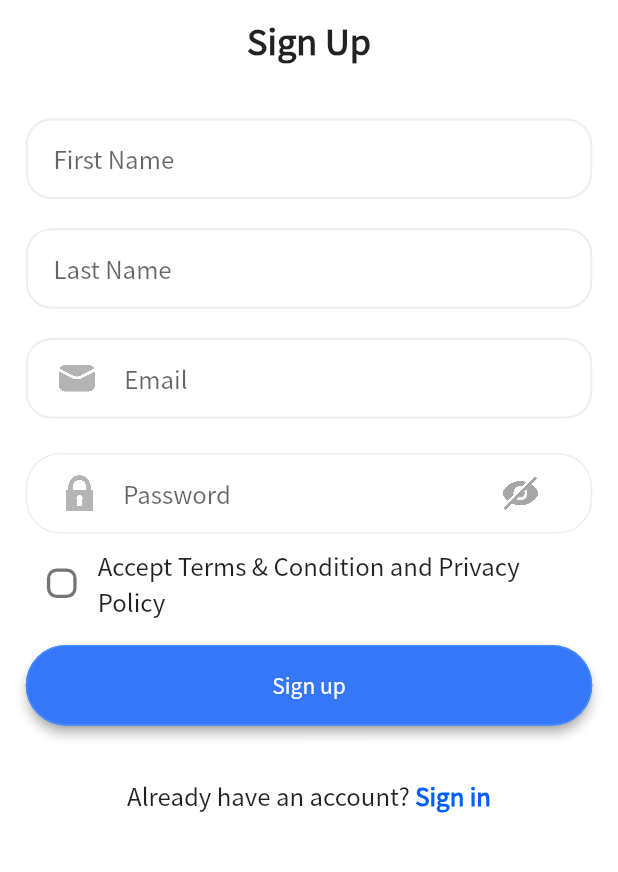
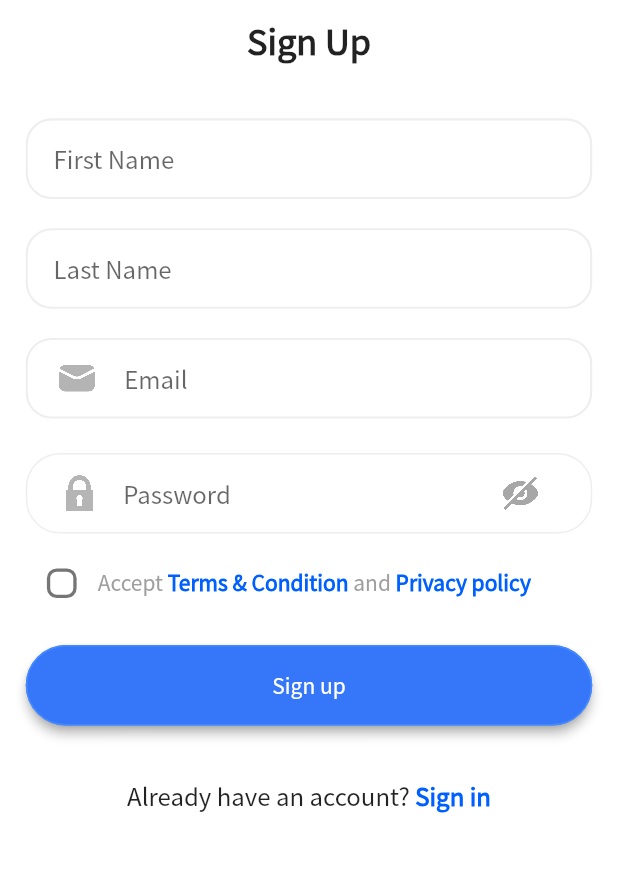
Before and after one commit to YojitSuthar/Medica, a Flutter app: the SignupScreen screen opened by its route, on a phone screen of 412 x 824 dp, the part 343-1215 px from its top. Run offline on Flutter 3.47's test engine with Material 2 defaults, Android fonts, the light colour scheme and no system bars; our stand-ins replace buttons_tabbar, carousel_slider, date_picker_timeline, flutter_screenutil, flutter_spinkit, get and 3 more; missing offline and left inert: flutter_share; accounts and stored records are empty.

Commit message:
rich Text

```diff
--- a/medica_app/lib/screens/auth/login_screen/login_screen.dart
+++ b/medica_app/lib/screens/auth/login_screen/login_screen.dart
@@ -91,19 +91,13 @@ class LoginScreen extends StatelessWidget {
                       child: RichTxt(
                         text_1: 'Don\'t have an account? ',
                         text_2: ' Sign up',
-                        onTap: () {
-                          Get.toNamed("/SignupScreen");
-                        },
-                        style_1: Theme.of(context)
-                            .textTheme
-                            .titleMedium!
-                            .copyWith(color: myColorsExtension.greyColor),
+                        style_1: Theme.of(context).textTheme.titleMedium!,
                         style_2: Theme.of(context)
                             .textTheme
                             .titleMedium!
-                            .copyWith(
-                                color: myColorsExtension.font_blue,
-                                fontWeight: FontWeight.bold),
+                            .copyWith(color: myColorsExtension.font_blue,fontWeight: FontWeight.bold), onPress: () {
+                        Get.toNamed("/SignupScreen");
+                      },
                       ),
                     ),
                   ),
--- a/medica_app/lib/screens/auth/login_screen/social_screen.dart
+++ b/medica_app/lib/screens/auth/login_screen/social_screen.dart
@@ -94,7 +94,7 @@ class SocialScreen extends StatelessWidget {
                           .textTheme
                           .titleMedium!
                           .copyWith(color: myColorsExtension.font_blue,fontWeight: FontWeight.bold),
-                      onTap: () {
+                      onPress: () {
                         Get.toNamed("/SignupScreen");
                       },
                     ),
--- a/medica_app/lib/screens/auth/signup_screen/signup_screen.dart
+++ b/medica_app/lib/screens/auth/signup_screen/signup_screen.dart
@@ -65,14 +65,36 @@ class SignupScreen extends StatelessWidget {
                     child: Row(
                       children: [
                         const CheckBoxWidget(),
-                        SizedBox(
-                          width: 280.w,
-                          child: Text(
-                            "Accept Terms & Condition and Privacy Policy",
-                            // textAlign: TextAlign.center,
-                            style: Theme.of(context).textTheme.titleMedium,
-                          ),
-                        )
+                        RichTxt(
+                          text_1: 'Accept',
+                          text_2: ' Terms & Condition',
+                          onPress: () {},
+                          style_1: Theme.of(context)
+                              .textTheme
+                              .bodyMedium!
+                              .copyWith(color: myColorsExtension.greyColor),
+                          style_2: Theme.of(context)
+                              .textTheme
+                              .bodyMedium!
+                              .copyWith(
+                                  color: myColorsExtension.font_blue,
+                                  fontWeight: FontWeight.bold),
+                        ),
+                        RichTxt(
+                          text_1: ' and ',
+                          text_2: 'Privacy policy',
+                         onPress: () {},
+                          style_1: Theme.of(context)
+                              .textTheme
+                              .bodyMedium!
+                              .copyWith(color: myColorsExtension.greyColor),
+                          style_2: Theme.of(context)
+                              .textTheme
+                              .bodyMedium!
+                              .copyWith(
+                              color: myColorsExtension.font_blue,
+                              fontWeight: FontWeight.bold),
+                        ),
                       ],
                     ),
                   ),
@@ -99,7 +121,7 @@ class SignupScreen extends StatelessWidget {
                                 fontWeight: FontWeight.bold),
                         text_1: 'Already have an account?',
                         text_2: ' Sign in',
-                        onTap: () {
+                        onPress: () {
                           Get.toNamed("/LoginScreen");
                         },
                       ),
--- a/packages/common/lib/widget/rich_text.dart
+++ b/packages/common/lib/widget/rich_text.dart
@@ -1,37 +1,37 @@
+import 'package:flutter/gestures.dart';
 import 'package:flutter/material.dart';
-
+import '../theme/theme.dart';
 
 class RichTxt extends StatelessWidget {
   const RichTxt({
     super.key,
     required this.text_1,
     required this.text_2,
-    required this.onTap,
+    required this.onPress,
     required this.style_1,
     required this.style_2,
   });
 
   final String text_1;
   final String text_2;
-  final VoidCallback onTap;
+  final VoidCallback onPress;
   final TextStyle style_1;
   final TextStyle style_2;
 
   @override
   Widget build(BuildContext context) {
-    return GestureDetector(
-      onTap: onTap,
-      child: RichText(
+    return RichText(
         text: TextSpan(
           text: text_1,
           style: style_1,
           children: <TextSpan>[
             TextSpan(
                 text: text_2,
-                style: style_2 )
+                style: style_2,
+              recognizer: TapGestureRecognizer()..onTap = onPress
+            )
           ],
         ),
-      ),
     );
   }
 }
```
